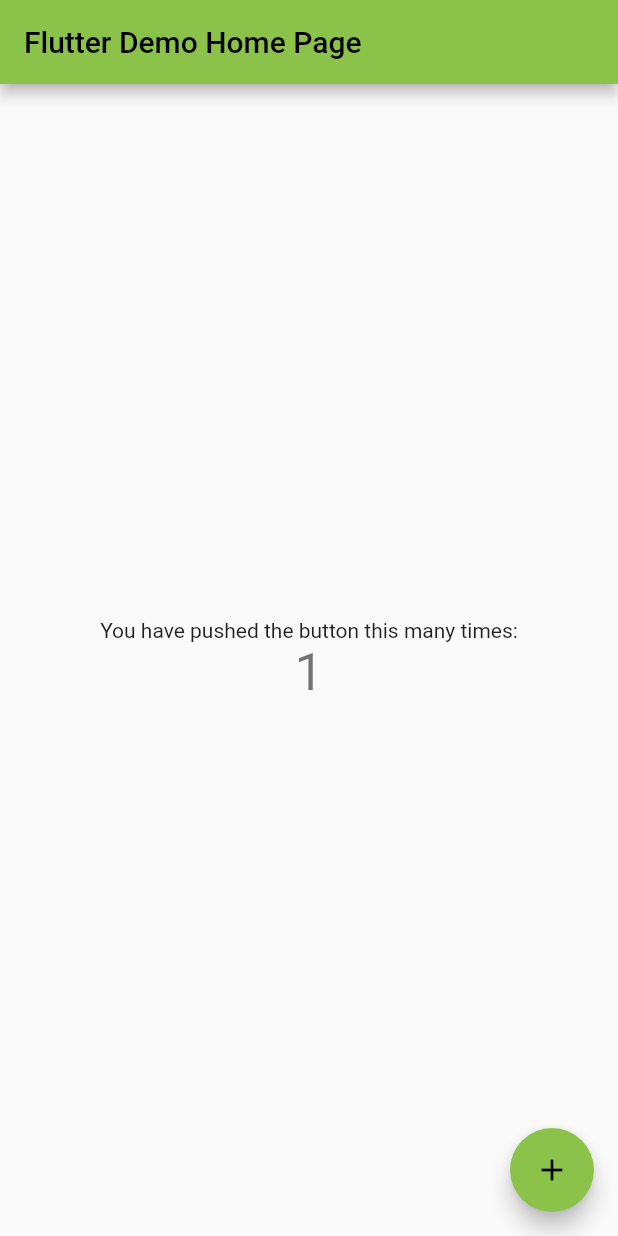
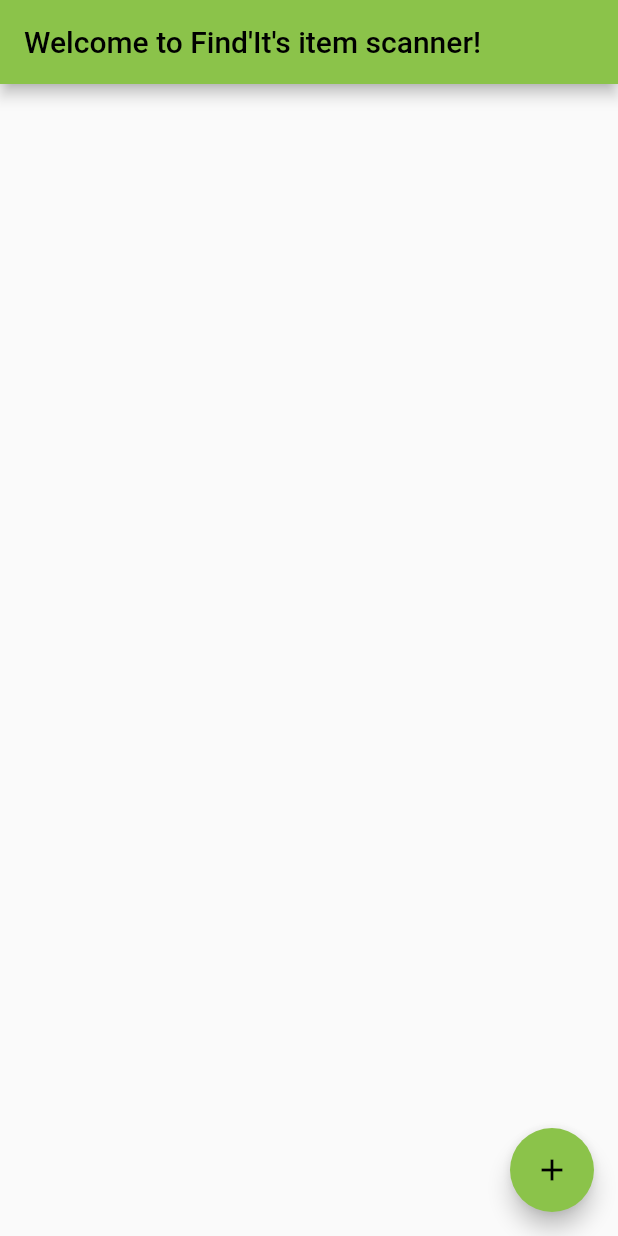
Before and after one commit to osbyrne/findit_mapper, a Flutter app: the screen it shows after launch, after a tap on the "add" icon, on a phone screen of 412 x 824 dp. Run offline on Flutter 3.47's test engine with Material 2 defaults, Android fonts, the phone set to English and light mode, and no system bars; missing offline and left inert: gsheets.

Commit message:
ikd what im doing pls help

```diff
--- a/lib/main.dart
+++ b/lib/main.dart
@@ -1,25 +1,19 @@
+import 'package:flutter/foundation.dart';
 import 'package:flutter/material.dart';
+import 'package:gsheets/gsheets.dart';
 
-void main() {
-  runApp(const MyApp());
-}
+void main() => runApp(const MyApp());
 
 class MyApp extends StatelessWidget {
-  const MyApp({super.key});
-
-  // This widget is the root of your application.
+  const MyApp({Key? key}) : super(key: key);
   @override
   Widget build(BuildContext context) {
     return MaterialApp(
       title: 'Flutter Demo',
       theme: ThemeData(
-        // Try running your application with "flutter run". You'll see the
-        // application has a blue toolbar. Then, without quitting the app, try
-        // changing the primarySwatch below to Colors.green and then invoke
-        // 'r' for hot reload
         primarySwatch: Colors.lightGreen,
       ),
-      home: const MyHomePage(title: 'Flutter Demo Home Page'),
+      home: const MyHomePage(title: "Welcome to Find'It's item scanner! "),
     );
   }
 }
@@ -27,84 +21,30 @@
 class MyHomePage extends StatefulWidget {
   const MyHomePage({super.key, required this.title});
 
-  // This widget is the home page of your application. It is stateful, meaning
-  // that it has a State object (defined below) that contains fields that affect
-  // how it looks.
-
-  // This class is the configuration for the state. It holds the values (in this
-  // case the title) provided by the parent (in this case the App widget) and
-  // used by the build method of the State. Fields in a Widget subclass are
-  // always marked "final".
-
   final String title;
 
   @override
   State<MyHomePage> createState() => _MyHomePageState();
 }
 
+void _addNewItem() {
+  if (kDebugMode) {
+    print("adding new item");
+  }
+}
+
 class _MyHomePageState extends State<MyHomePage> {
-  int _counter = 0;
-
-  void _incrementCounter() {
-    setState(() {
-      // This call to setState tells the Flutter framework that something has
-      // changed in this State, which causes it to rerun the build method below
-      // so that the display can reflect the updated values. If we changed
-      // _counter without calling setState(), then the build method would not be
-      // called again, and so nothing would appear to happen.
-      _counter++;
-    });
-  }
-
   @override
   Widget build(BuildContext context) {
-    // This method is rerun every time setState is called, for instance as done
-    // by the _incrementCounter method above.
-    //
-    // The Flutter framework has been optimized to make rerunning build methods
-    // fast, so that you can just rebuild anything that needs updating rather
-    // than having to individually change instances of widgets.
     return Scaffold(
       appBar: AppBar(
-        // Here we take the value from the MyHomePage object that was created by
-        // the App.build method, and use it to set our appbar title.
         title: Text(widget.title),
       ),
-      body: Center(
-        // Center is a layout widget. It takes a single child and positions it
-        // in the middle of the parent.
-        child: Column(
-          // Column is also a layout widget. It takes a list of children and
-          // arranges them vertically. By default, it sizes itself to fit its
-          // children horizontally, and tries to be as tall as its parent.
-          //
-          // Invoke "debug painting" (press "p" in the console, choose the
-          // "Toggle Debug Paint" action from the Flutter Inspector in Android
-          // Studio, or the "Toggle Debug Paint" command in Visual Studio Code)
-          // to see the wireframe for each widget.
-          //
-          // Column has various properties to control how it sizes itself and
-          // how it positions its children. Here we use mainAxisAlignment to
-          // center the children vertically; the main axis here is the vertical
-          // axis because Columns are vertical (the cross axis would be
-          // horizontal).
-          mainAxisAlignment: MainAxisAlignment.center,
-          children: <Widget>[
-            const Text(
-              'You have pushed the button this many times:',
-            ),
-            Text(
-              '$_counter',
-              style: Theme.of(context).textTheme.headlineMedium,
-            ),
-          ],
-        ),
+      floatingActionButton: const FloatingActionButton(
+        onPressed: _addNewItem,
+        tooltip: 'add new item DB',
+        child: Icon(Icons.add),
       ),
-      floatingActionButton: FloatingActionButton(
-        onPressed: _incrementCounter,
-        tooltip: 'Increment',
-        child: const Icon(Icons.add),
-      ), // This trailing comma makes auto-formatting nicer for build methods.
     );
   }
 }
```
Also changed, not shown: pubspec.yaml (+11 -42 lines), pubspec.lock, 2 other files.
